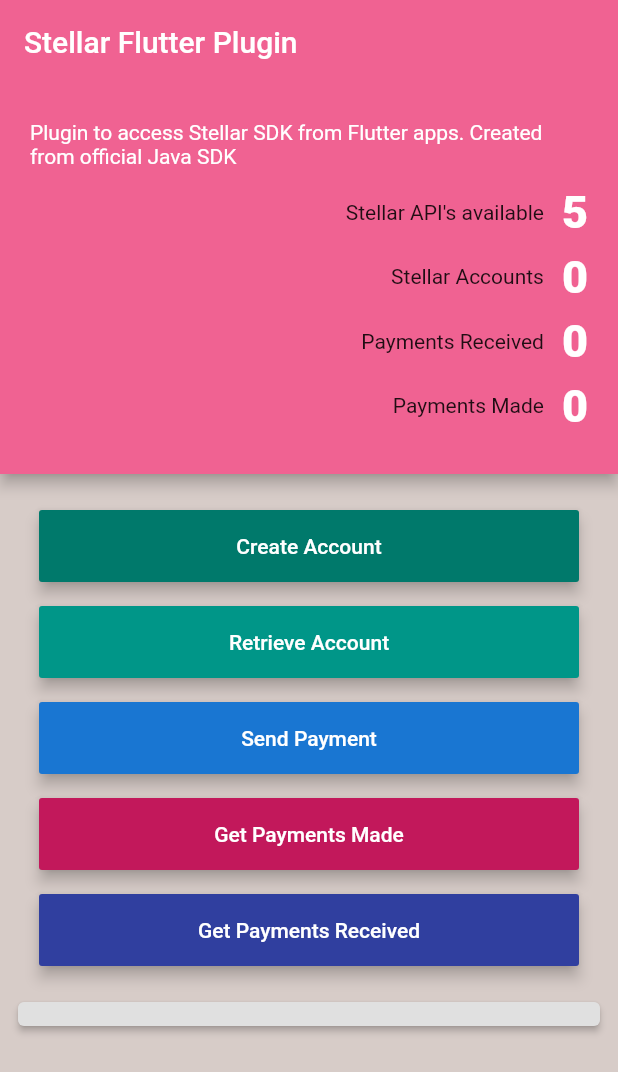
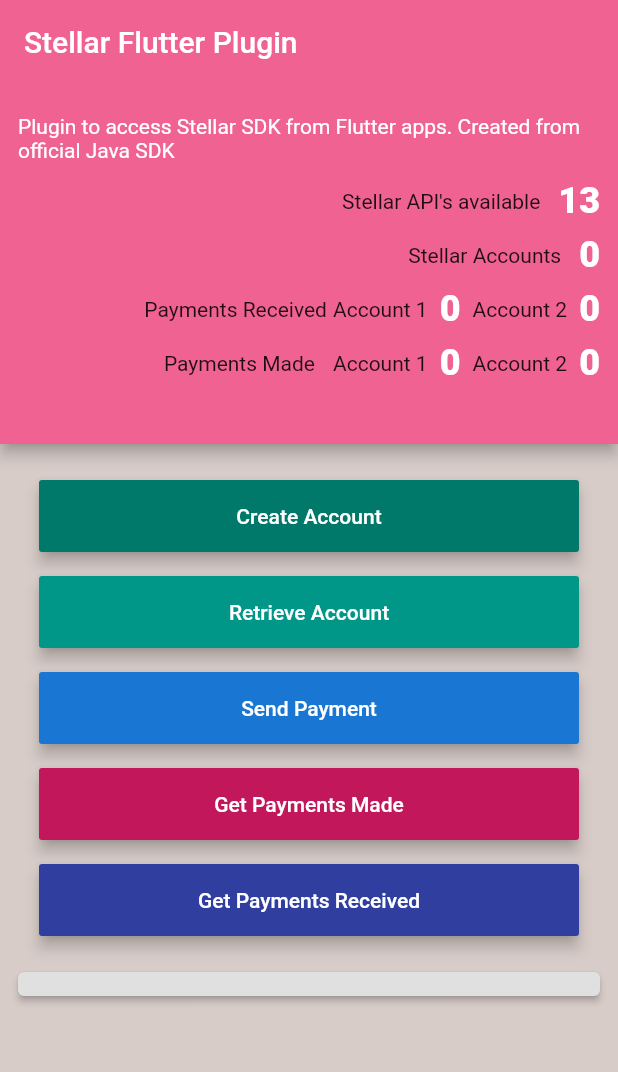
Before and after one commit to malengatiger/stellar-flutter-plugin-repo, a Flutter app: the screen it shows after launch, on a phone screen of 412 x 824 dp. Shown: the top 1072 px of the screen. Run offline on Flutter 3.47's test engine with Material 2 defaults, Android fonts, the phone set to English and light mode, and no system bars.

Commit message:
💙 modified example UI - added snackbars

```diff
--- a/stellarplugin/example/lib/main.dart
+++ b/stellarplugin/example/lib/main.dart
@@ -70,6 +70,14 @@
               TextStyle(fontWeight: FontWeight.bold, color: Colors.indigo[500]),
         ));
       });
+      var snackBar = SnackBar(
+        content: Text(
+          'Account has been created',
+          style: TextStyle(color: Colors.white),
+        ),
+        backgroundColor: Colors.black,
+      );
+      _key.currentState.showSnackBar(snackBar);
     } on PlatformException catch (e) {
       print('🔴 🔴 🔴 We have a Plugin problem');
       setState(() {
@@ -87,10 +95,18 @@
     if (accountResponses.length < 2) {
       print(
           '🔆 🔆 🔆 🔆 Please create at least 2 accounts for this (payment tranx) to work');
+      var snackBar = SnackBar(
+        content: Text(
+          'Please create at least 2 accounts',
+          style: TextStyle(color: Colors.white),
+        ),
+        backgroundColor: Colors.red[700],
+      );
+      _key.currentState.showSnackBar(snackBar);
       return;
     }
     var seed = accountResponses.elementAt(0).secretSeed;
-    var amount = "12.56";
+    var amount = "50.08";
     var memo = "Tx from Flutter";
     var destinationAccount =
         accountResponses.elementAt(1).accountResponse.accountId;
@@ -106,22 +122,38 @@
           isDevelopmentStatus: true);
       print(
           '_MyAppState: _sendPayment: 🥬 🥬 🥬 🥬  Payment executed; json from object: ${response.toJson()}  🍎  🍎 ');
-      _getAccount();
-      _getPaymentsReceived();
-      _getPaymentsMade();
+      await _getAccount();
+      await _getPaymentsReceived();
+      await _getPaymentsMade();
       setState(() {
         isBusy = false;
       });
+      var snackBar = SnackBar(
+        content: Text(
+          'Payment has been sent',
+          style: TextStyle(color: Colors.white),
+        ),
+        backgroundColor: Colors.indigo[700],
+      );
+      _key.currentState.showSnackBar(snackBar);
     } on PlatformException catch (e) {
       print('🔴 🔴 We have a Plugin problem: 🔴 $e');
     }
   }
 
   bool isBusy = false;
-  _getPaymentsReceived() async {
+  Future _getPaymentsReceived() async {
     if (accountResponses.length < 2) {
       print(
           '🔆 🔆 🔆 🔆 Please create at least 2 accounts for this (_getPaymentsReceived tranx) to work');
+      var snackBar = SnackBar(
+        content: Text(
+          'Please create at least 2 accounts',
+          style: TextStyle(color: Colors.white),
+        ),
+        backgroundColor: Colors.red[700],
+      );
+      _key.currentState.showSnackBar(snackBar);
       return;
     }
     try {
@@ -140,6 +172,14 @@
       setState(() {
         isBusy = false;
       });
+      var snackBar = SnackBar(
+        content: Text(
+          'Payments Received: Acct1: ${paymentsReceived0.length} Acct2: ${paymentsReceived1.length}',
+          style: TextStyle(color: Colors.white),
+        ),
+        backgroundColor: Colors.teal[700],
+      );
+      _key.currentState.showSnackBar(snackBar);
     } on PlatformException catch (e) {
       print('We have a Plugin problem: $e');
     }
@@ -149,10 +189,18 @@
   var paymentsReceived1 = List<PaymentOperationResponse>();
   var paymentsMade0 = List<PaymentOperationResponse>();
   var paymentsMade1 = List<PaymentOperationResponse>();
-  _getPaymentsMade() async {
+  Future _getPaymentsMade() async {
     if (accountResponses.length < 2) {
       print(
           '🔆 🔆 🔆 🔆 Please create at least 2 accounts for this (_getPaymentsMade tranx) to work');
+      var snackBar = SnackBar(
+        content: Text(
+          'Please create at least 2 accounts',
+          style: TextStyle(color: Colors.white),
+        ),
+        backgroundColor: Colors.red[700],
+      );
+      _key.currentState.showSnackBar(snackBar);
       return;
     }
     try {
@@ -170,16 +218,32 @@
       setState(() {
         isBusy = false;
       });
+      var snackBar = SnackBar(
+        content: Text(
+          'Payments Made: Acct1: ${paymentsMade0.length} Acct2: ${paymentsMade1.length}',
+          style: TextStyle(color: Colors.white),
+        ),
+        backgroundColor: Colors.pink[700],
+      );
+      _key.currentState.showSnackBar(snackBar);
     } on PlatformException catch (e) {
       print('We have a Plugin problem: $e');
     }
   }
 
-  _getAccount() async {
+  Future _getAccount() async {
     print(
         '_MyAppState: _getAccount: 🥬 🥬 🥬 🥬  .... getting Account from Stellar  🍎  🍎 ');
     if (accountResponses.isEmpty) {
       print('You need at least 1 account created for this to work 🔆 🔆 🔆 🔆');
+      var snackBar = SnackBar(
+        content: Text(
+          'You need at least 1 account created for this to work',
+          style: TextStyle(color: Colors.white),
+        ),
+        backgroundColor: Colors.red[700],
+      );
+      _key.currentState.showSnackBar(snackBar);
     }
     try {
       setState(() {
@@ -195,6 +259,11 @@
       setState(() {
         isBusy = false;
       });
+      var snackBar = SnackBar(
+          content:
+              Text('Account Retrieved: accountId: ${response.accountId} '));
+      _key.currentState.showSnackBar(snackBar);
+      _key.currentState.showSnackBar(snackBar);
     } on PlatformException {
       print('We have a Plugin problem');
     }
@@ -216,7 +285,7 @@
           actions: <Widget>[],
           bottom: PreferredSize(
               child: Padding(
-                padding: const EdgeInsets.all(20.0),
+                padding: const EdgeInsets.all(12.0),
                 child: Column(
                   children: <Widget>[
                     Text(
@@ -234,9 +303,9 @@
                           width: 12,
                         ),
                         Text(
-                          '5',
+                          '13',
                           style: TextStyle(
-                              fontSize: 30,
+                              fontSize: 24,
                               color: Colors.white,
                               fontWeight: FontWeight.w900),
                         ),
@@ -255,7 +324,7 @@
                         Text(
                           '${accountResponses.length}',
                           style: TextStyle(
-                              fontSize: 30,
+                              fontSize: 24,
                               color: Colors.white,
                               fontWeight: FontWeight.w900),
                         ),
@@ -269,12 +338,30 @@
                       children: <Widget>[
                         Text('Payments Received'),
                         SizedBox(
-                          width: 12,
+                          width: 4,
+                        ),
+                        Text('Account 1'),
+                        SizedBox(
+                          width: 8,
                         ),
                         Text(
                           '${paymentsReceived0.length}',
                           style: TextStyle(
-                              fontSize: 30,
+                              fontSize: 24,
+                              color: Colors.white,
+                              fontWeight: FontWeight.w900),
+                        ),
+                        SizedBox(
+                          width: 8,
+                        ),
+                        Text('Account 2'),
+                        SizedBox(
+                          width: 8,
+                        ),
+                        Text(
+                          '${paymentsReceived1.length}',
+                          style: TextStyle(
+                              fontSize: 24,
                               color: Colors.white,
                               fontWeight: FontWeight.w900),
                         ),
@@ -290,22 +377,40 @@
                         SizedBox(
                           width: 12,
                         ),
+                        Text('Account 1'),
+                        SizedBox(
+                          width: 8,
+                        ),
                         Text(
                           '${paymentsMade0.length}',
                           style: TextStyle(
-                              fontSize: 30,
+                              fontSize: 24,
+                              color: Colors.white,
+                              fontWeight: FontWeight.w900),
+                        ),
+                        SizedBox(
+                          width: 8,
+                        ),
+                        Text('Account 2'),
+                        SizedBox(
+                          width: 8,
+                        ),
+                        Text(
+                          '${paymentsMade1.length}',
+                          style: TextStyle(
+                              fontSize: 24,
                               color: Colors.white,
                               fontWeight: FontWeight.w900),
                         ),
                       ],
                     ),
                     SizedBox(
-                      height: 8,
+                      height: 28,
                     ),
                   ],
                 ),
               ),
-              preferredSize: Size.fromHeight(260)),
+              preferredSize: Size.fromHeight(240)),
         ),
         backgroundColor: Colors.brown[100],
         body: isBusy
```
Also changed, not shown: stellarplugin/example/lib/account_details.dart (+4 -3 lines).
